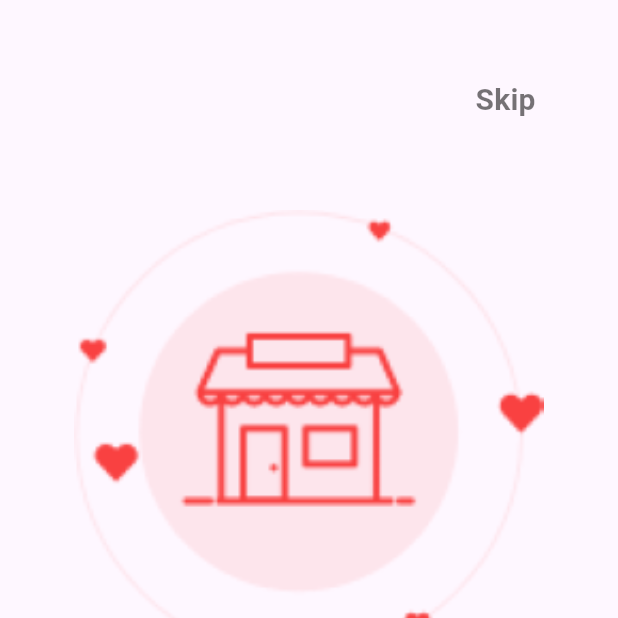
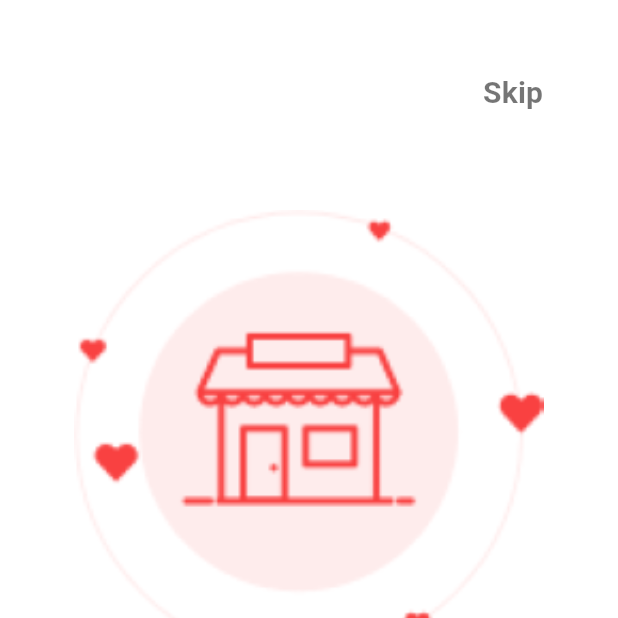
Before and after one commit to osamanoor17/FoodPanda_clone, a Flutter app: the screen it shows after launch, on a phone screen of 412 x 824 dp, the top half of it. Run offline on Flutter 3.47's test engine with Material 2 defaults, Android fonts, the phone set to English and light mode, and no system bars.

Commit message:
Merge remote-tracking branch 'origin/main'
# Conflicts:
#	lib/help.dart
#	lib/main.dart
#	lib/splash_screen/contentpage.dart
#	lib/splash_screen/sidebar.dart

```diff
--- a/lib/splash_screen/splashscreen.dart
+++ b/lib/splash_screen/splashscreen.dart
@@ -33,8 +33,9 @@ class _SplashScreenState extends State<SplashScreen> {
 
   @override
   Widget build(BuildContext context) {
-    bool isFirstPage = currentIndex == 0; // Check if it's the first page
+    bool isFirstPage = currentIndex == 0;
     return Scaffold(
+      backgroundColor: Colors.white,
       body: Stack(
         children: [
           Column(
@@ -50,8 +51,12 @@ class _SplashScreenState extends State<SplashScreen> {
                       child: Column(
                         children: [
                           const Expanded(
-                            child: SizedBox(
-                              height: 100,
+                            child: Align(
+                              alignment: Alignment.topRight,
+                              child: SizedBox(
+                                width: 50,
+                                height: 700,
+                              ),
                             ),
                           ),
                           Padding(
@@ -127,14 +132,14 @@ class _SplashScreenState extends State<SplashScreen> {
               ),
             ],
           ),
-          if (isFirstPage) // Conditionally show "Skip" button only on the first page
+          if (isFirstPage)
             Positioned(
               top: 0,
               right: 0,
               child: GestureDetector(
                 onTap: () {},
                 child: Container(
-                  padding: const EdgeInsets.all(35.0),
+                  padding: const EdgeInsets.all(30.0),
                   child: Padding(
                     padding: const EdgeInsets.all(8.0),
                     child: TextButton(
@@ -164,7 +169,7 @@ class _SplashScreenState extends State<SplashScreen> {
       margin: const EdgeInsets.only(right: 5),
       decoration: BoxDecoration(
         borderRadius: BorderRadius.circular(20),
-        color: MYcolors[index], // Set color based on index
+        color: MYcolors[index],
       ),
     );
   }
```
